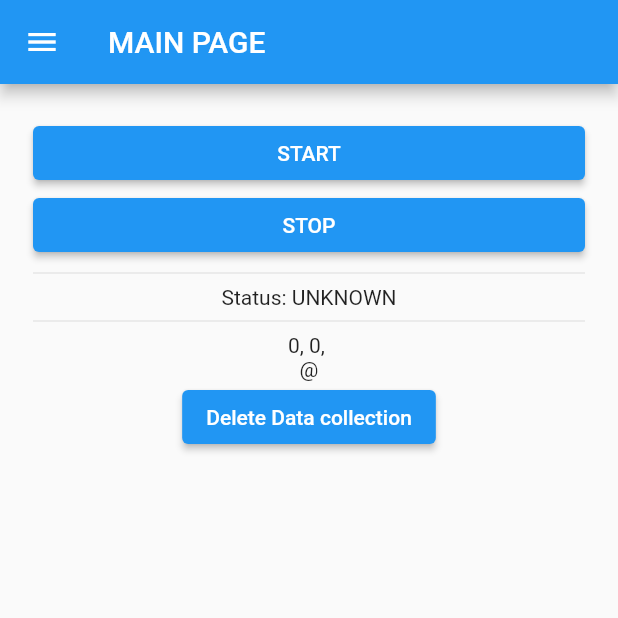
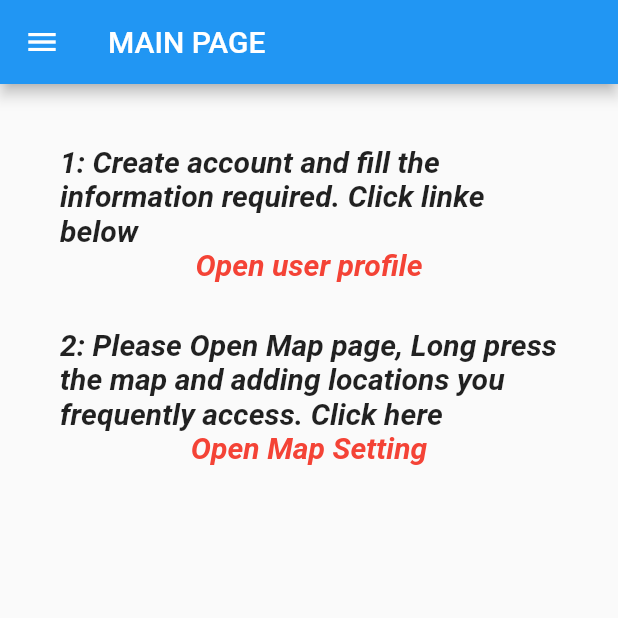
Before and after one commit to amandafyfy/Human-Movement, a Flutter app: the screen it shows after launch, on a phone screen of 412 x 824 dp, the top half of it. Run offline on Flutter 3.47's test engine with Material 2 defaults, Android fonts, the phone set to English and light mode, and no system bars; our stand-ins replace csv, firebase_core, firebase_storage, google_maps_flutter, shared_preferences; missing offline and left inert: carp_background_location, cron; accounts and stored records are empty.

Commit message:
Simple User guide stage. Modify main page button property

```diff
--- a/myapp/lib/Setting.dart
+++ b/myapp/lib/Setting.dart
@@ -79,6 +79,7 @@ class _SettingState extends State<Setting> {
 
   @override
   void initState() {
+    super.initState();
     _readfile();
   }
 
--- /dev/null
+++ b/myapp/lib/Userguide.dart
@@ -0,0 +1,24 @@
+import './UserInfo.dart';
+import './main.dart';
+import 'package:path/path.dart';
+import 'package:flutter/material.dart';
+
+Widget firstStep() {
+  return Text(
+    "1: Create account and fill the information required. Click linke below",
+    style: TextStyle(
+        fontSize: 20,
+        fontStyle: FontStyle.italic,
+        fontWeight: FontWeight.bold
+    ),);
+}
+
+Widget secondStep() {
+  return Text(
+    "2: Please Open Map page, Long press the map and adding locations you frequently access. Click here",
+    style: TextStyle(
+        fontSize: 20,
+        fontStyle: FontStyle.italic,
+        fontWeight: FontWeight.bold
+    ),);
+}
--- a/myapp/lib/main.dart
+++ b/myapp/lib/main.dart
@@ -7,6 +7,7 @@ import './Registration.dart';
 import './Setting.dart';
 import './UserData.dart';
 import './UserInfo.dart';
+import './Userguide.dart';
 import 'package:csv/csv.dart';
 import 'package:path_provider/path_provider.dart';
 import 'dart:io';
@@ -114,6 +115,7 @@ class _MyHomePageState extends State<MyHomePage> {
   List<DataPoint> UserData = [];
   String _garminId = "";
   int _num = 0;
+  bool flag = false;
 
   @override
   void initState() {
@@ -127,7 +129,7 @@ class _MyHomePageState extends State<MyHomePage> {
     locationSubscription = locationStream?.listen(onData);
     _getGarminId();
     _getFileNum();
-
+    userGuide();
   }
 // @Cathyling
 // get GarminId from shared_preference
@@ -155,7 +157,94 @@ class _MyHomePageState extends State<MyHomePage> {
     });
   }
 
+  Future<bool> setUserState () async{
+    String userProfile = "${_garminId}userProfile.json";
 
+    final directory = await getApplicationDocumentsDirectory();
+    final userInfoPath = "${directory.path}/${userProfile}";
+    File userfile = File(userInfoPath);
+    if(await userfile.exists()){
+      return true;
+    }else{
+      return false;
+    }
+  }
+
+
+  Future<bool> setLocationState () async{
+    String location = "locations.csv";
+
+    final directory = await getApplicationDocumentsDirectory();
+    final locationPath = "${directory.path}/${location}";
+    File locations = File(locationPath);
+    if(await locations.exists()){
+      return true;
+    }else{
+      return false;
+    }
+  }
+
+  Future<bool> userGuide () async{
+    if(await setLocationState() && await setUserState()){
+      setState ((){
+        flag = true;
+        print(flag.toString());
+      });
+    }else{
+      setState ((){
+        flag = false;
+        print(flag.toString());
+      });
+    }
+
+    return flag;
+  }
+
+  Widget firstLink(){
+    return InkWell(
+      child: new Text(
+        'Open user profile',
+        style: TextStyle(
+            fontSize: 20,
+            fontStyle: FontStyle.italic,
+            fontWeight: FontWeight.bold,
+            color: Colors.red,
+        ),
+      ),
+      onTap: () {
+        // Update the state of the app
+        // Then close the drawer
+        Navigator.push(
+          this.context,
+          MaterialPageRoute(builder: (context) => UserInfo()),
+        ).then((value){
+          _getGarminId();
+        });
+      },
+    );
+  }
+
+  Widget secondLink(){
+    return InkWell(
+      child: new Text(
+        'Open Map Setting',
+        style: TextStyle(
+          fontSize: 20,
+          fontStyle: FontStyle.italic,
+          fontWeight: FontWeight.bold,
+          color: Colors.red,
+        ),
+      ),
+      onTap: () {
+          Navigator.push(
+            this.context,
+            MaterialPageRoute(builder: (context) => Setting(thislocation: thislocation)),
+          );
+        },
+    );
+  }
+
+  // csv file header
   void add_head(List<List<dynamic>> rows){
     List<dynamic> row = [];
     row.add("date");
@@ -164,6 +253,8 @@ class _MyHomePageState extends State<MyHomePage> {
     row.add("speed");
     rows.add(row);
   }
+
+  // adding new rows to csv file
   void add_context(List<List<dynamic>> rows){
     List<dynamic> row = [];
     rows.add(row);
@@ -300,10 +391,17 @@ class _MyHomePageState extends State<MyHomePage> {
     String msg = 'STOP';
 
     return SizedBox(
-      width: double.maxFinite,
+      width: 100,
+      height: 100,
       child: ElevatedButton(
-        child: Text(msg),
+        child: Icon(Icons.stop_circle_outlined, color: Colors.white, size:60),
         onPressed: stop,
+        style: ElevatedButton.styleFrom(
+          shape: CircleBorder(),
+          padding: EdgeInsets.all(20),
+          primary: Colors.red, // <-- Button color
+          onPrimary: Colors.red, // <-- Splash color
+        ),
       ),
     );
   }
@@ -311,17 +409,31 @@ class _MyHomePageState extends State<MyHomePage> {
   Widget startButton() {
     String msg = 'START';
     return SizedBox(
-      width: double.maxFinite,
+      width: 100,
+      height: 100,
       child: ElevatedButton(
-        child: Text(msg),
+        child: Icon(Icons.not_started_outlined, color: Colors.black, size: 60),
         onPressed: start,
+        style: ElevatedButton.styleFrom(
+          shape: CircleBorder(),
+          padding: EdgeInsets.all(20),
+          primary: Colors.green, // <-- Button color
+          onPrimary: Colors.green, // <-- Splash color
         ),
+      ),
+
     );
   }
 
   Widget status() {
     String msg = _status.toString().split('.').last;
-    return Text("Status: $msg");
+    return Text(
+      "Status: $msg",
+      style: TextStyle(
+        fontSize: 25,
+        fontStyle: FontStyle.italic,
+        fontWeight: FontWeight.bold
+      ),);
   }
 
   Widget lastLoc() {
@@ -329,7 +441,8 @@ class _MyHomePageState extends State<MyHomePage> {
         lastLocation != null
             ? dtoToString(lastLocation)
             : 'Unknown last location',
-        textAlign: TextAlign.center);
+        textAlign: TextAlign.center,
+    );
   }
 
   Widget getButton() {
@@ -342,7 +455,13 @@ class _MyHomePageState extends State<MyHomePage> {
   Widget deleteButton() {
     return ElevatedButton(
       child: Text("Delete Data collection"),
-      onPressed: _deleteFile,
+        onPressed: () {
+          _deleteFile();
+          Navigator.push(
+            this.context,
+            MaterialPageRoute(builder: (context) => MyHomePage(title: "Home")),
+          );
+        },
     );
   }
 
@@ -350,9 +469,11 @@ class _MyHomePageState extends State<MyHomePage> {
     final directory = await getApplicationDocumentsDirectory();
     final userpath = directory.path+"/user.csv";
     final locationpath = directory.path+"/locations.csv";
+    final profile = directory.path+"/${_garminId}userProfile.json";
 
     File userfile = File(userpath);
     File locationfile = File(locationpath);
+    File profilefile = File(profile);
 
     print(userfile);
     if(await userfile.exists()){
@@ -361,6 +482,10 @@ class _MyHomePageState extends State<MyHomePage> {
     }
     if(await locationfile.exists()){
       await locationfile.delete();
+      print("location delete done");
+    }
+    if(await profilefile.exists()){
+      await profilefile.delete();
       print("location delete done");
     }
   }
@@ -389,19 +514,30 @@ class _MyHomePageState extends State<MyHomePage> {
 
       body: Container(
         width: double.maxFinite,
-        padding: const EdgeInsets.all(22),
+        padding: const EdgeInsets.all(40),
         child: SingleChildScrollView(
           child: Column(
             crossAxisAlignment: CrossAxisAlignment.center,
             children: <Widget>[
+              if(flag)...[
+                SizedBox(height: 30.0),
                 startButton(),
+                SizedBox(height: 30.0),
                 stopButton(),
-              Divider(),
+                SizedBox(height: 30.0),
                 status(),
-              Divider(),
+                SizedBox(height: 30.0),
                 dtoWidget(lastLocation),
                 //getButton(),
                 deleteButton()
+              ],
+              if(flag == false)...[
+                firstStep(),
+                firstLink(),
+                SizedBox(height: 30.0),
+                secondStep(),
+                secondLink(),
+              ],
             ],
           ),
         ),
@@ -416,8 +552,8 @@ class _MyHomePageState extends State<MyHomePage> {
           padding: EdgeInsets.zero,
           children: <Widget>[
             UserAccountsDrawerHeader(
-              accountName: Text("Wu"),
-              accountEmail: Text("Wu@gmail.com"),
+              accountName: Text(_garminId),
+              accountEmail: Text(""),
               currentAccountPicture: new CircleAvatar(
                 backgroundColor: Colors.blue,
                 child: new Image.asset('assets/images/Wu.jpg'), //For Image Asset
```
Also changed, not shown: myapp/lib/MarkerForm.dart (+7 -6 lines), myapp/lib/UserInfo.dart (+5 -3 lines), myapp/lib/editLocation.dart (+15 -9 lines). Lines whose indentation alone changed are shown as unchanged.
